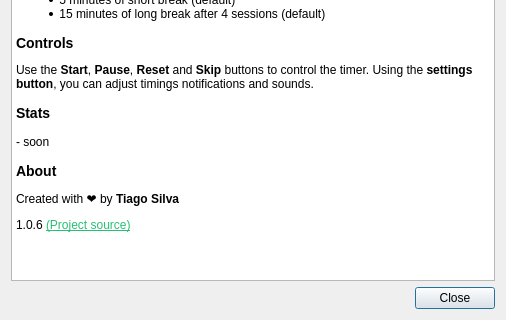
Before: the Qt Designer form src/ui/helpwindow.ui in TiagoSBO/qt-pomodoro-timer, drawn with Qt 5; both pictures show x 0 to 506 and y 175 to 495 of the 506 by 495 pixel window.
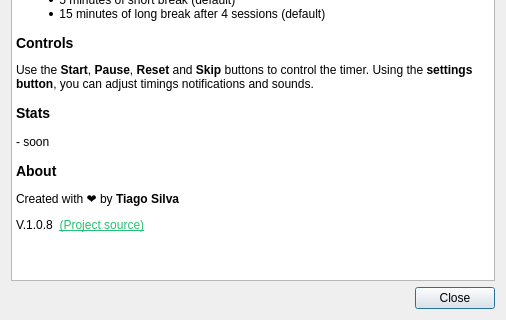
After: the same form once the commit is applied.

The edit to the form file:
```diff
--- a/src/ui/helpwindow.ui
+++ b/src/ui/helpwindow.ui
@@ -53,7 +53,7 @@
 &lt;p style=&quot; margin-top:14px; margin-bottom:12px; margin-left:0px; margin-right:0px; -qt-block-indent:0; text-indent:0px;&quot;&gt;- soon&lt;/p&gt;
 &lt;p style=&quot; margin-top:14px; margin-bottom:12px; margin-left:0px; margin-right:0px; -qt-block-indent:0; text-indent:0px;&quot;&gt;&lt;span style=&quot; font-size:large; font-weight:700;&quot;&gt;About &lt;/span&gt;&lt;/p&gt;
 &lt;p style=&quot; margin-top:12px; margin-bottom:12px; margin-left:0px; margin-right:0px; -qt-block-indent:0; text-indent:0px;&quot;&gt;Created with ❤️ by &lt;span style=&quot; font-weight:700;&quot;&gt;Tiago Silva&lt;/span&gt;&lt;/p&gt;
-&lt;p style=&quot; margin-top:12px; margin-bottom:12px; margin-left:0px; margin-right:0px; -qt-block-indent:0; text-indent:0px;&quot;&gt;1.0.6 &lt;a href=&quot;https://github.com/TiagoSBO/qt-pomodoro-timer&quot;&gt;&lt;span style=&quot; text-decoration: underline; color:#27bf73;&quot;&gt;(Project source)&lt;/span&gt;&lt;/a&gt;&lt;/p&gt;
+&lt;p style=&quot; margin-top:12px; margin-bottom:12px; margin-left:0px; margin-right:0px; -qt-block-indent:0; text-indent:0px;&quot;&gt;V.1.0.8  &lt;a href=&quot;https://github.com/TiagoSBO/qt-pomodoro-timer&quot;&gt;&lt;span style=&quot; text-decoration: underline; color:#27bf73;&quot;&gt;(Project source)&lt;/span&gt;&lt;/a&gt;&lt;/p&gt;
 &lt;p style=&quot;-qt-paragraph-type:empty; margin-top:0px; margin-bottom:0px; margin-left:0px; margin-right:0px; -qt-block-indent:0; text-indent:0px;&quot;&gt;&lt;br /&gt;&lt;/p&gt;&lt;/body&gt;&lt;/html&gt;</string>
      </property>
      <property name="openExternalLinks">
```
